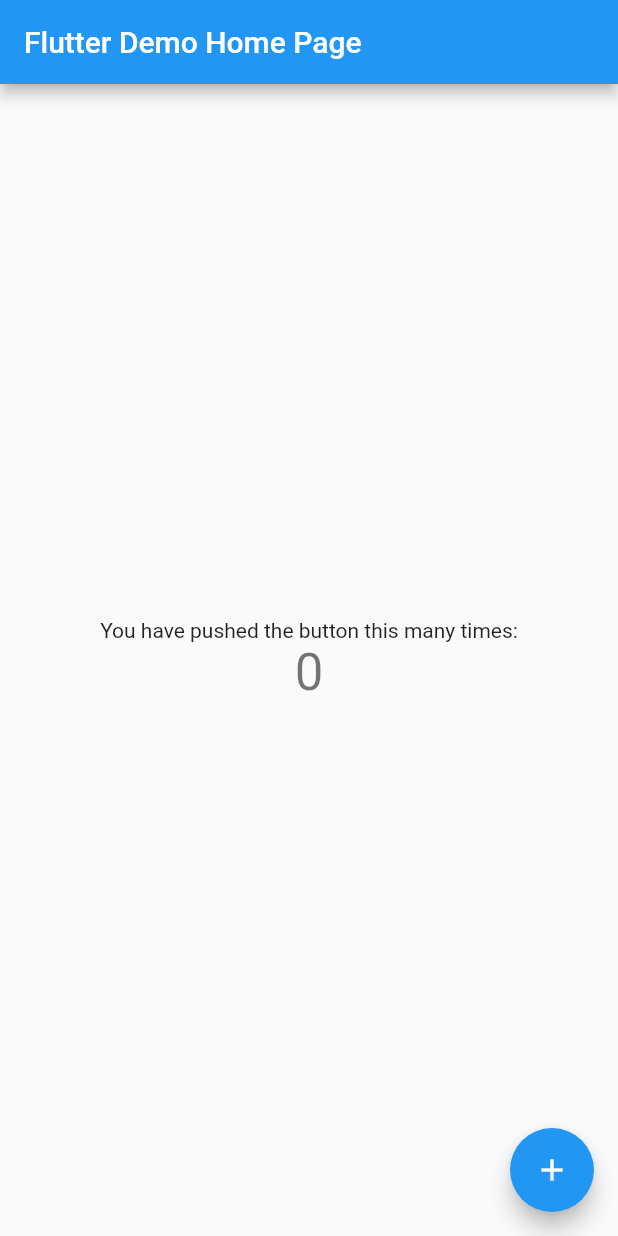
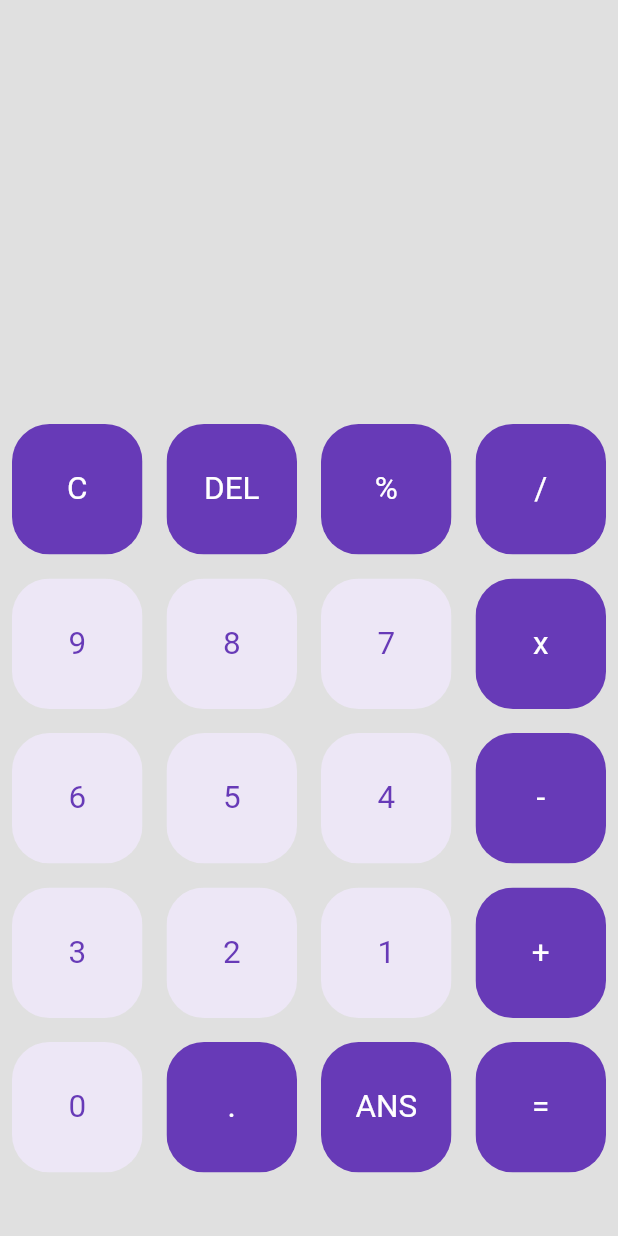
Before and after one commit to dlowTux/Calculator, a Flutter app: the screen it shows after launch, on a phone screen of 412 x 824 dp. Run offline on Flutter 3.47's test engine with Material 2 defaults, Android fonts, the phone set to English and light mode, and no system bars.

Commit message:
Add the action when you touch a button

```diff
--- /dev/null
+++ b/lib/buttons.dart
@@ -0,0 +1,30 @@
+import 'package:flutter/material.dart';
+
+class MyButton extends StatelessWidget {
+  final color;
+  final textColor;
+  final String buttonText;
+  final buttonTapped;
+  MyButton({this.color, this.textColor, this.buttonText, this.buttonTapped});
+
+  @override
+  Widget build(BuildContext context) {
+    return GestureDetector(
+      onTap: buttonTapped,
+      child: Padding(
+        padding: const EdgeInsets.all(8),
+        child: ClipRRect(
+          borderRadius: BorderRadius.circular(25),
+          child: Container(
+              color: color,
+              child: Center(
+                child: Text(
+                  buttonText,
+                  style: TextStyle(color: textColor, fontSize: 21),
+                ),
+              )),
+        ),
+      ),
+    );
+  }
+}
--- a/lib/main.dart
+++ b/lib/main.dart
@@ -1,117 +1,120 @@
+import 'package:Calculator/buttons.dart';
+import 'package:flutter/cupertino.dart';
 import 'package:flutter/material.dart';
 
-void main() {
-  runApp(MyApp());
-}
+void main() => runApp(MyApp());
 
 class MyApp extends StatelessWidget {
-  // This widget is the root of your application.
   @override
   Widget build(BuildContext context) {
     return MaterialApp(
-      title: 'Flutter Demo',
-      theme: ThemeData(
-        // This is the theme of your application.
-        //
-        // Try running your application with "flutter run". You'll see the
-        // application has a blue toolbar. Then, without quitting the app, try
-        // changing the primarySwatch below to Colors.green and then invoke
-        // "hot reload" (press "r" in the console where you ran "flutter run",
-        // or simply save your changes to "hot reload" in a Flutter IDE).
-        // Notice that the counter didn't reset back to zero; the application
-        // is not restarted.
-        primarySwatch: Colors.blue,
-        // This makes the visual density adapt to the platform that you run
-        // the app on. For desktop platforms, the controls will be smaller and
-        // closer together (more dense) than on mobile platforms.
-        visualDensity: VisualDensity.adaptivePlatformDensity,
-      ),
-      home: MyHomePage(title: 'Flutter Demo Home Page'),
+      debugShowCheckedModeBanner: false,
+      home: HomePage(),
     );
   }
 }
 
-class MyHomePage extends StatefulWidget {
-  MyHomePage({Key key, this.title}) : super(key: key);
-
-  // This widget is the home page of your application. It is stateful, meaning
-  // that it has a State object (defined below) that contains fields that affect
-  // how it looks.
-
-  // This class is the configuration for the state. It holds the values (in this
-  // case the title) provided by the parent (in this case the App widget) and
-  // used by the build method of the State. Fields in a Widget subclass are
-  // always marked "final".
-
-  final String title;
-
+class HomePage extends StatefulWidget {
   @override
-  _MyHomePageState createState() => _MyHomePageState();
+  _HomePageState createState() => _HomePageState();
 }
 
-class _MyHomePageState extends State<MyHomePage> {
-  int _counter = 0;
-
-  void _incrementCounter() {
-    setState(() {
-      // This call to setState tells the Flutter framework that something has
-      // changed in this State, which causes it to rerun the build method below
-      // so that the display can reflect the updated values. If we changed
-      // _counter without calling setState(), then the build method would not be
-      // called again, and so nothing would appear to happen.
-      _counter++;
-    });
-  }
+class _HomePageState extends State<HomePage> {
+  var userQuestion = '';
+  var userAnswer = '';
+  final List<String> buttons = [
+    'C',
+    'DEL',
+    '%',
+    '/',
+    '9',
+    '8',
+    '7',
+    'x',
+    '6',
+    '5',
+    '4',
+    '-',
+    '3',
+    '2',
+    '1',
+    '+',
+    '0',
+    '.',
+    'ANS',
+    '=',
+  ];
 
   @override
   Widget build(BuildContext context) {
-    // This method is rerun every time setState is called, for instance as done
-    // by the _incrementCounter method above.
-    //
-    // The Flutter framework has been optimized to make rerunning build methods
-    // fast, so that you can just rebuild anything that needs updating rather
-    // than having to individually change instances of widgets.
     return Scaffold(
-      appBar: AppBar(
-        // Here we take the value from the MyHomePage object that was created by
-        // the App.build method, and use it to set our appbar title.
-        title: Text(widget.title),
+      backgroundColor: Colors.black12,
+      body: Column(
+        children: [
+          Expanded(
+            child: Container(
+              child: Column(
+                mainAxisAlignment: MainAxisAlignment.spaceEvenly,
+                children: [
+                  SizedBox(
+                    height: 50,
+                  ),
+                  Container(
+                    alignment: Alignment.centerLeft,
+                    child: Text(
+                      userQuestion,
+                      style: TextStyle(fontSize: 21, color: Colors.white),
+                    ),
+                  ),
+                  Container(
+                      alignment: Alignment.centerRight,
+                      child: Text(
+                        userAnswer,
+                        style: TextStyle(fontSize: 21, color: Colors.white),
+                      ))
+                ],
+              ),
+            ),
+          ),
+          Expanded(
+            flex: 2,
+            child: Container(
+              child: Center(
+                  child: GridView.builder(
+                itemCount: buttons.length,
+                gridDelegate: SliverGridDelegateWithFixedCrossAxisCount(
+                    crossAxisCount: 4),
+                itemBuilder: (BuildContext context, int index) {
+                  return MyButton(
+                      buttonTapped: isOperator(buttons[index])
+                          ? () {}
+                          : () {
+                              setState(() {
+                                userQuestion += buttons[index];
+                              });
+                            },
+                      buttonText: buttons[index],
+                      color: isOperator(buttons[index])
+                          ? Colors.deepPurple
+                          : Colors.deepPurple[50],
+                      textColor: isOperator(buttons[index])
+                          ? Colors.white
+                          : Colors.deepPurple);
+                },
+              )),
+            ),
+          )
+        ],
       ),
-      body: Center(
-        // Center is a layout widget. It takes a single child and positions it
-        // in the middle of the parent.
-        child: Column(
-          // Column is also a layout widget. It takes a list of children and
-          // arranges them vertically. By default, it sizes itself to fit its
-          // children horizontally, and tries to be as tall as its parent.
-          //
-          // Invoke "debug painting" (press "p" in the console, choose the
-          // "Toggle Debug Paint" action from the Flutter Inspector in Android
-          // Studio, or the "Toggle Debug Paint" command in Visual Studio Code)
-          // to see the wireframe for each widget.
-          //
-          // Column has various properties to control how it sizes itself and
-          // how it positions its children. Here we use mainAxisAlignment to
-          // center the children vertically; the main axis here is the vertical
-          // axis because Columns are vertical (the cross axis would be
-          // horizontal).
-          mainAxisAlignment: MainAxisAlignment.center,
-          children: <Widget>[
-            Text(
-              'You have pushed the button this many times:',
-            ),
-            Text(
-              '$_counter',
-              style: Theme.of(context).textTheme.headline4,
-            ),
-          ],
-        ),
-      ),
-      floatingActionButton: FloatingActionButton(
-        onPressed: _incrementCounter,
-        tooltip: 'Increment',
-        child: Icon(Icons.add),
-      ), // This trailing comma makes auto-formatting nicer for build methods.
     );
   }
+
+  bool isOperator(String x) {
+    try {
+      int.parse(x);
+      return false;
+    } on Exception catch (_) {
+      return true;
+    }
+  }
 }
```
Also changed, not shown: 1 other file.
